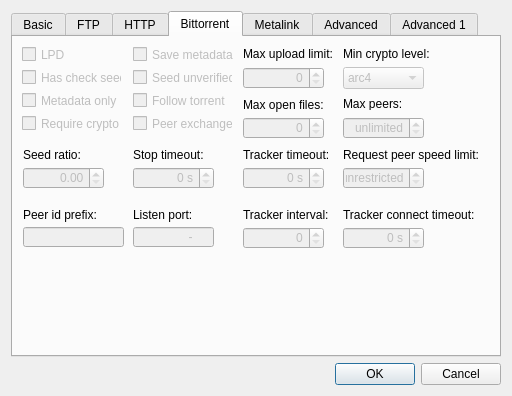
This is globaloptions.ui in DragonZX/aria2cremote as Qt 5 draws it before an edit. The edited form follows.
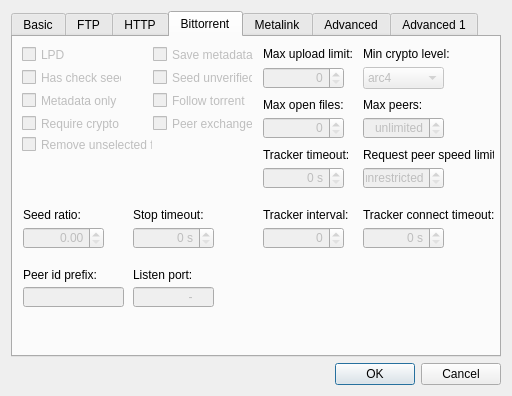
This is the edited form. The open tabs and pages were chosen to show the change. Icons and pictures are not drawn.

The edit to the form file:
```diff
--- a/globaloptions.ui
+++ b/globaloptions.ui
@@ -1040,7 +1040,7 @@
        </property>
        <property name="geometry">
         <rect>
-         <x>120</x>
+         <x>140</x>
          <y>9</y>
          <width>101</width>
          <height>17</height>
@@ -1056,7 +1056,7 @@
        </property>
        <property name="geometry">
         <rect>
-         <x>120</x>
+         <x>140</x>
          <y>32</y>
          <width>100</width>
          <height>17</height>
@@ -1088,7 +1088,7 @@
        </property>
        <property name="geometry">
         <rect>
-         <x>120</x>
+         <x>140</x>
          <y>55</y>
          <width>100</width>
          <height>17</height>
@@ -1120,7 +1120,7 @@
        </property>
        <property name="geometry">
         <rect>
-         <x>120</x>
+         <x>140</x>
          <y>78</y>
          <width>100</width>
          <height>17</height>
@@ -1134,7 +1134,7 @@
        <property name="geometry">
         <rect>
          <x>10</x>
-         <y>110</y>
+         <y>170</y>
          <width>101</width>
          <height>16</height>
         </rect>
@@ -1153,7 +1153,7 @@
        <property name="geometry">
         <rect>
          <x>10</x>
-         <y>130</y>
+         <y>190</y>
          <width>81</width>
          <height>22</height>
         </rect>
@@ -1166,7 +1166,7 @@
        <property name="geometry">
         <rect>
          <x>120</x>
-         <y>170</y>
+         <y>230</y>
          <width>101</width>
          <height>16</height>
         </rect>
@@ -1185,7 +1185,7 @@
        <property name="geometry">
         <rect>
          <x>120</x>
-         <y>190</y>
+         <y>250</y>
          <width>81</width>
          <height>20</height>
         </rect>
@@ -1203,7 +1203,7 @@
       <widget class="QLabel" name="label_20">
        <property name="geometry">
         <rect>
-         <x>230</x>
+         <x>250</x>
          <y>9</y>
          <width>91</width>
          <height>16</height>
@@ -1222,7 +1222,7 @@
        </property>
        <property name="geometry">
         <rect>
-         <x>230</x>
+         <x>250</x>
          <y>30</y>
          <width>81</width>
          <height>22</height>
@@ -1238,7 +1238,7 @@
       <widget class="QLabel" name="label_21">
        <property name="geometry">
         <rect>
-         <x>230</x>
+         <x>250</x>
          <y>60</y>
          <width>81</width>
          <height>16</height>
@@ -1257,7 +1257,7 @@
        </property>
        <property name="geometry">
         <rect>
-         <x>230</x>
+         <x>250</x>
          <y>80</y>
          <width>81</width>
          <height>22</height>
@@ -1273,10 +1273,10 @@
       <widget class="QLabel" name="label_22">
        <property name="geometry">
         <rect>
-         <x>330</x>
+         <x>350</x>
          <y>60</y>
-         <width>81</width>
-         <height>13</height>
+         <width>131</width>
+         <height>16</height>
         </rect>
        </property>
        <property name="text">
@@ -1292,7 +1292,7 @@
        </property>
        <property name="geometry">
         <rect>
-         <x>330</x>
+         <x>350</x>
          <y>80</y>
          <width>81</width>
          <height>22</height>
@@ -1311,9 +1311,9 @@
       <widget class="QLabel" name="label_23">
        <property name="geometry">
         <rect>
-         <x>330</x>
+         <x>350</x>
          <y>110</y>
-         <width>151</width>
+         <width>131</width>
          <height>16</height>
         </rect>
        </property>
@@ -1330,7 +1330,7 @@
        </property>
        <property name="geometry">
         <rect>
-         <x>330</x>
+         <x>350</x>
          <y>130</y>
          <width>81</width>
          <height>22</height>
@@ -1353,7 +1353,7 @@
        <property name="geometry">
         <rect>
          <x>120</x>
-         <y>110</y>
+         <y>170</y>
          <width>101</width>
          <height>16</height>
         </rect>
@@ -1372,7 +1372,7 @@
        <property name="geometry">
         <rect>
          <x>120</x>
-         <y>130</y>
+         <y>190</y>
          <width>81</width>
          <height>22</height>
         </rect>
@@ -1390,7 +1390,7 @@
       <widget class="QLabel" name="label_25">
        <property name="geometry">
         <rect>
-         <x>330</x>
+         <x>350</x>
          <y>170</y>
          <width>131</width>
          <height>16</height>
@@ -1409,7 +1409,7 @@
        </property>
        <property name="geometry">
         <rect>
-         <x>330</x>
+         <x>350</x>
          <y>190</y>
          <width>81</width>
          <height>22</height>
@@ -1428,7 +1428,7 @@
       <widget class="QLabel" name="label_27">
        <property name="geometry">
         <rect>
-         <x>230</x>
+         <x>250</x>
          <y>170</y>
          <width>91</width>
          <height>16</height>
@@ -1447,7 +1447,7 @@
        </property>
        <property name="geometry">
         <rect>
-         <x>230</x>
+         <x>250</x>
          <y>190</y>
          <width>81</width>
          <height>22</height>
@@ -1464,7 +1464,7 @@
        <property name="geometry">
         <rect>
          <x>10</x>
-         <y>170</y>
+         <y>230</y>
          <width>101</width>
          <height>16</height>
         </rect>
@@ -1483,7 +1483,7 @@
        <property name="geometry">
         <rect>
          <x>10</x>
-         <y>190</y>
+         <y>250</y>
          <width>101</width>
          <height>20</height>
         </rect>
@@ -1495,7 +1495,7 @@
        </property>
        <property name="geometry">
         <rect>
-         <x>330</x>
+         <x>350</x>
          <y>30</y>
          <width>81</width>
          <height>22</height>
@@ -1515,9 +1515,9 @@
       <widget class="QLabel" name="label_42">
        <property name="geometry">
         <rect>
-         <x>330</x>
+         <x>350</x>
          <y>9</y>
-         <width>151</width>
+         <width>131</width>
          <height>16</height>
         </rect>
        </property>
@@ -1528,7 +1528,7 @@
       <widget class="QLabel" name="label_43">
        <property name="geometry">
         <rect>
-         <x>230</x>
+         <x>250</x>
          <y>110</y>
          <width>91</width>
          <height>16</height>
@@ -1547,7 +1547,7 @@
        </property>
        <property name="geometry">
         <rect>
-         <x>230</x>
+         <x>250</x>
          <y>130</y>
          <width>81</width>
          <height>22</height>
@@ -1563,6 +1563,22 @@
         <number>256</number>
        </property>
       </widget>
+      <widget class="QCheckBox" name="checkBox_RemoveUnselectedFile">
+       <property name="enabled">
+        <bool>false</bool>
+       </property>
+       <property name="geometry">
+        <rect>
+         <x>9</x>
+         <y>99</y>
+         <width>131</width>
+         <height>17</height>
+        </rect>
+       </property>
+       <property name="text">
+        <string>Remove unselected file</string>
+       </property>
+      </widget>
      </widget>
      <widget class="QWidget" name="tab_5">
       <attribute name="title">
```
Left out of the diff: 5 changed lines with no effect on the pictures.
